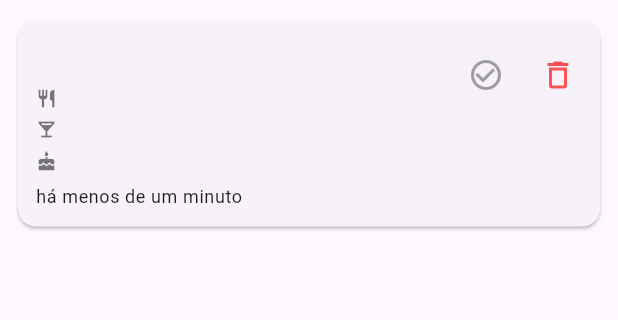
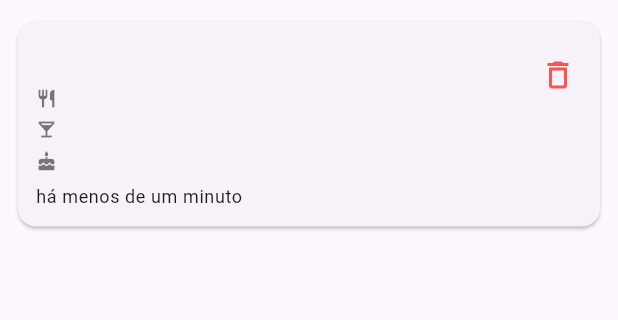
Before and after one commit to DuarteMatos99/casa_avo, a Flutter app: the screen it shows after launch, after a tap on "Enviar Pedido", on a phone screen of 412 x 824 dp, the part 84-404 px from its top. Run offline on Flutter 3.47's test engine with Material 3 defaults, Android fonts, the phone set to English and light mode, and no system bars; our stand-ins replace shared_preferences.

Commit message:
Remover aceitar pedido

```diff
--- a/lib/models/pedido.dart
+++ b/lib/models/pedido.dart
@@ -4,7 +4,6 @@ class Pedido {
   final String bebida;
   final String sobremesa;
   final DateTime dataCriacao;
-  final bool entregue;
 
   Pedido({
     required this.cliente,
@@ -12,17 +11,7 @@ class Pedido {
     required this.bebida,
     required this.sobremesa,
     DateTime? dataCriacao,
-    this.entregue = false,
   }) : dataCriacao = dataCriacao ?? DateTime.now();
-
-  Pedido copiarCom({bool? entregue}) => Pedido(
-    cliente: cliente,
-    prato: prato,
-    bebida: bebida,
-    sobremesa: sobremesa,
-    dataCriacao: dataCriacao,
-    entregue: entregue ?? this.entregue,
-  );
 
   Map<String, dynamic> toJson() => {
     'cliente': cliente,
@@ -30,7 +19,6 @@ class Pedido {
     'bebida': bebida,
     'sobremesa': sobremesa,
     'dataCriacao': dataCriacao.toIso8601String(),
-    'entregue': entregue,
   };
 
   factory Pedido.fromJson(Map<String, dynamic> json) => Pedido(
@@ -41,6 +29,5 @@ class Pedido {
     dataCriacao: json['dataCriacao'] != null
         ? DateTime.parse(json['dataCriacao'])
         : DateTime.now(),
-    entregue: json['entregue'] ?? false,
   );
 }
--- a/lib/pages/home.dart
+++ b/lib/pages/home.dart
@@ -206,9 +206,7 @@ class _HomePageState extends State<HomePage> {
       itemBuilder: (context, index) {
         final pedido = _listaDePedidos[index];
 
-        return Opacity(
-          opacity: pedido.entregue ? 0.45 : 1.0,
-          child: Card(
+        return Card(
           margin: const EdgeInsets.symmetric(vertical: 6, horizontal: 4),
           child: Padding(
             padding: const EdgeInsets.fromLTRB(12, 12, 4, 12),
@@ -222,8 +220,6 @@ class _HomePageState extends State<HomePage> {
                       Text(
                         pedido.cliente,
                         style: Theme.of(context).textTheme.titleMedium?.copyWith(
-                                decoration:
-                                    pedido.entregue ? TextDecoration.lineThrough : null,
                               fontWeight: FontWeight.bold,
                             ),
                       ),
@@ -241,26 +237,11 @@ class _HomePageState extends State<HomePage> {
                     ],
                   ),
                 ),
-                  Row(
-                    mainAxisSize: MainAxisSize.min,
-                    children: [
-                      IconButton(
-                        icon: Icon(
-                          pedido.entregue
-                              ? Icons.check_circle
-                              : Icons.check_circle_outline,
-                          color: pedido.entregue ? Colors.green : Colors.grey,
-                        ),
-                        onPressed: () => _confirmarEntregue(index),
-                      ),
                 IconButton(
                   icon: const Icon(Icons.delete_outline, color: Colors.redAccent),
                   onPressed: () => _confirmarApagar(index),
                 ),
               ],
-                  ),
-                ],
-              ),
             ),
           ),
         );
@@ -350,40 +331,6 @@ class _HomePageState extends State<HomePage> {
         Expanded(child: Text(valor, style: const TextStyle(fontSize: 13))),
       ],
     );
-  }
-
-  Future<void> _confirmarEntregue(int index) async {
-    final pedido = _listaDePedidos[index];
-    final novoEstado = !pedido.entregue;
-
-    final confirmado = await showDialog<bool>(
-      context: context,
-      builder: (ctx) => AlertDialog(
-        title: Text(novoEstado ? 'Marcar como entregue' : 'Marcar como não entregue'),
-        content: Text(
-          novoEstado
-              ? 'Tens a certeza que queres marcar este pedido como entregue?'
-              : 'Tens a certeza que queres marcar este pedido como não entregue?',
-        ),
-        actions: [
-          TextButton(
-            onPressed: () => Navigator.of(ctx).pop(false),
-            child: const Text('Cancelar'),
-          ),
-          TextButton(
-            onPressed: () => Navigator.of(ctx).pop(true),
-            child: const Text('Confirmar'),
-          ),
-        ],
-      ),
-    );
-
-    if (confirmado != true) return;
-
-    setState(() {
-      _listaDePedidos[index] = pedido.copiarCom(entregue: novoEstado);
-    });
-    _guardarDados();
   }
 
   Future<void> _confirmarApagar(int index) async {
```
Lines whose indentation alone changed are shown as unchanged.
